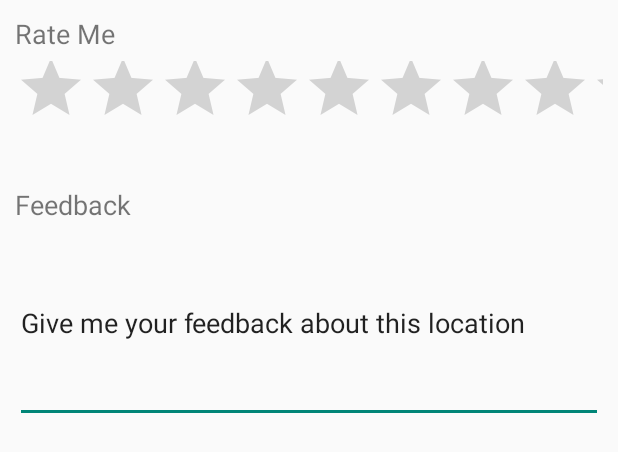
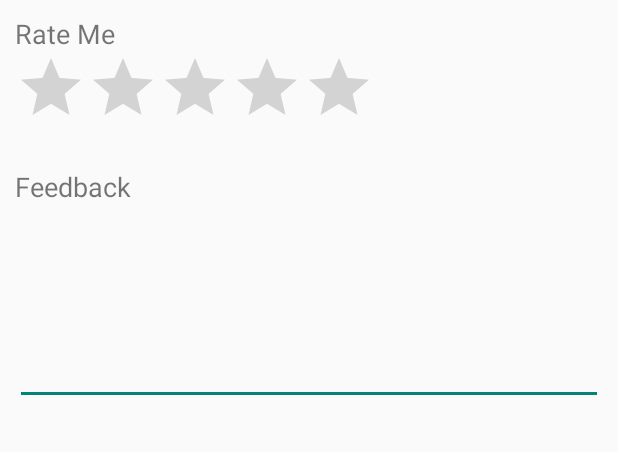
Before and after one commit to DanhVT/TripMaester_final, an Android app: the layout rate_dialog.xml on its own in the app's theme, with its tools: preview values and no code run, on a phone screen of 412 x 824 dp. Shown: the top 452 px of the screen. Run offline under Robolectric (Android 15) with nearby library versions, the phone set to English and light mode, and no system bars.

Commit message:
Fix 5 start

```diff
--- a/trunk/TripMaester/app/src/main/res/layout/rate_dialog.xml
+++ b/trunk/TripMaester/app/src/main/res/layout/rate_dialog.xml
@@ -12,12 +12,11 @@
         android:textSize="18dp"/>
 
     <RatingBar
-        android:layout_width="match_parent"
+        android:layout_width="wrap_content"
         android:layout_height="wrap_content"
         android:id="@+id/ratingBar"
         android:numStars="5"
-        android:stepSize="1.0"
-        android:layout_weight="0.02" />
+        android:stepSize="1.0"/>
 
     <TextView
         android:text="Feedback"
@@ -31,7 +30,6 @@
         android:layout_width="match_parent"
         android:layout_height="wrap_content"
         android:inputType="textPersonName"
-        android:text="Give me your feedback about this location"
         android:ems="10"
         android:id="@+id/editText"
         android:layout_weight="0.14"
```
